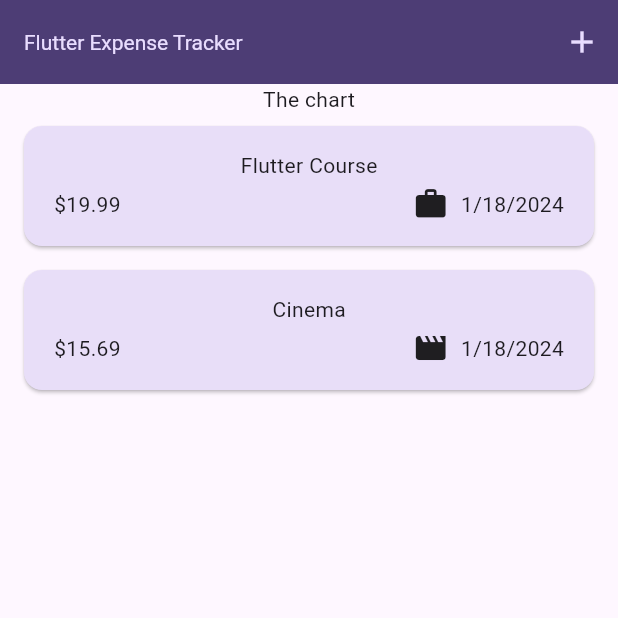
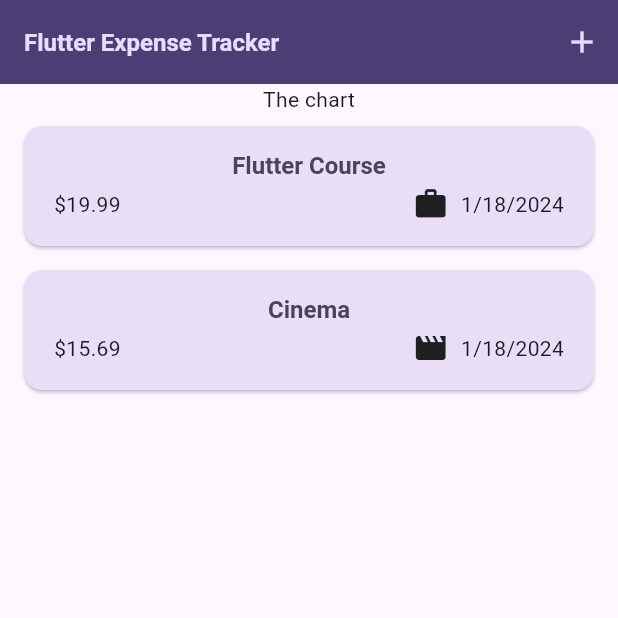
Before and after one commit to AnicetFantomas/Flutter-expense-tracker, a Flutter app: the screen it shows after launch, on a phone screen of 412 x 824 dp, the top half of it. Run offline on Flutter 3.47's test engine with Material 3 defaults, Android fonts, the phone set to English and light mode, and no system bars.

Commit message:
Add app theming inside widgets

```diff
--- a/lib/main.dart
+++ b/lib/main.dart
@@ -24,9 +24,9 @@ void main () {
         ),
         textTheme: ThemeData().textTheme.copyWith(
           titleLarge:  TextStyle(
-            fontWeight: FontWeight.normal,
+            fontWeight: FontWeight.bold,
             color: kColorScheme.onSecondaryContainer,
-            fontSize: 14
+            fontSize: 16
           )
         )
       ),
--- a/lib/widgets/expenses_list/expenses_item.dart
+++ b/lib/widgets/expenses_list/expenses_item.dart
@@ -14,7 +14,9 @@ class ExpenseItem extends StatelessWidget {
       child: Padding(
         padding: const EdgeInsets.symmetric(horizontal: 20, vertical: 16),
         child: Column(children: [
-          Text(expense.title),
+          Text(expense.title,
+          style: Theme.of(context).textTheme.titleLarge,
+          ),
           const SizedBox(height: 4),
           Row(children: [
             Text('\$${expense.amount.toStringAsFixed(2)}'),
--- a/lib/widgets/expenses_list/expenses_list.dart
+++ b/lib/widgets/expenses_list/expenses_list.dart
@@ -14,6 +14,11 @@ class ExpensesList extends StatelessWidget {
       itemCount: expenses.length,
       itemBuilder: (context, index) => Dismissible(
           key: ValueKey(expenses[index]),
+          background: Container(
+            color: Theme.of(context).colorScheme.error.withOpacity(0.75),
+            margin: EdgeInsets.symmetric(
+                horizontal: Theme.of(context).cardTheme.margin!.horizontal),
+          ),
           onDismissed: (direction) {
             onRemoveExpense(expenses[index]);
           },
```
